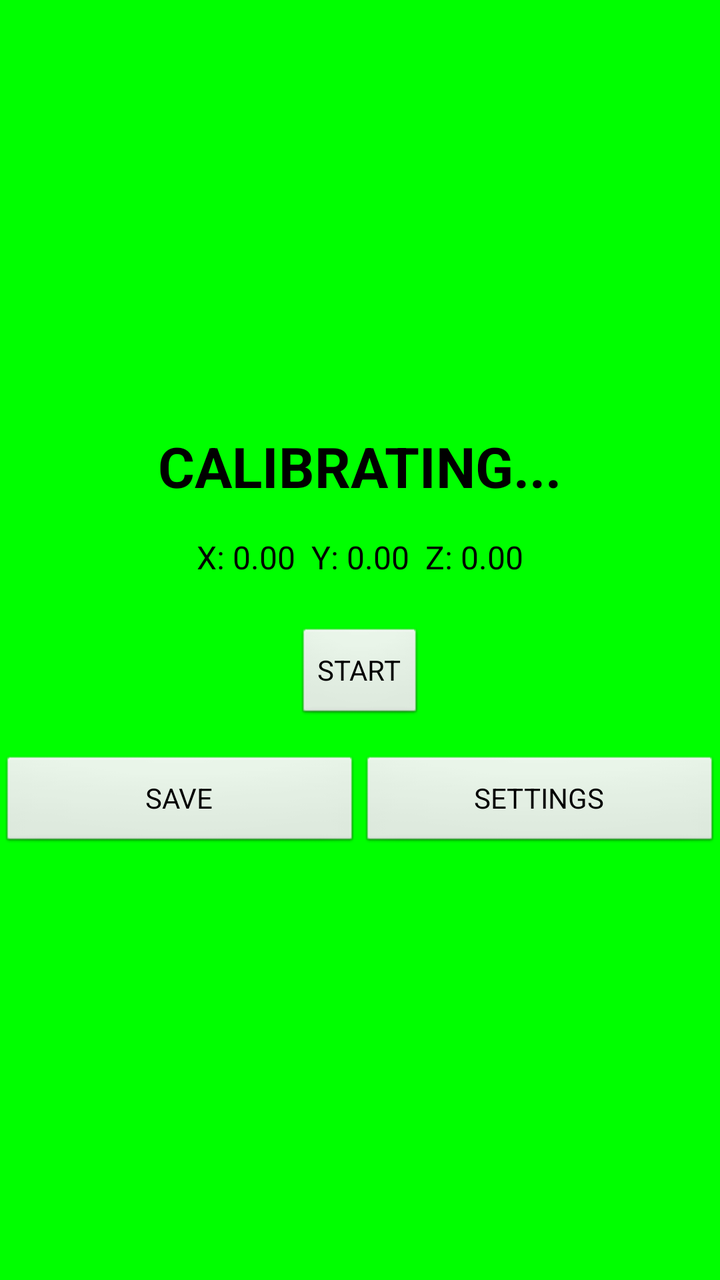
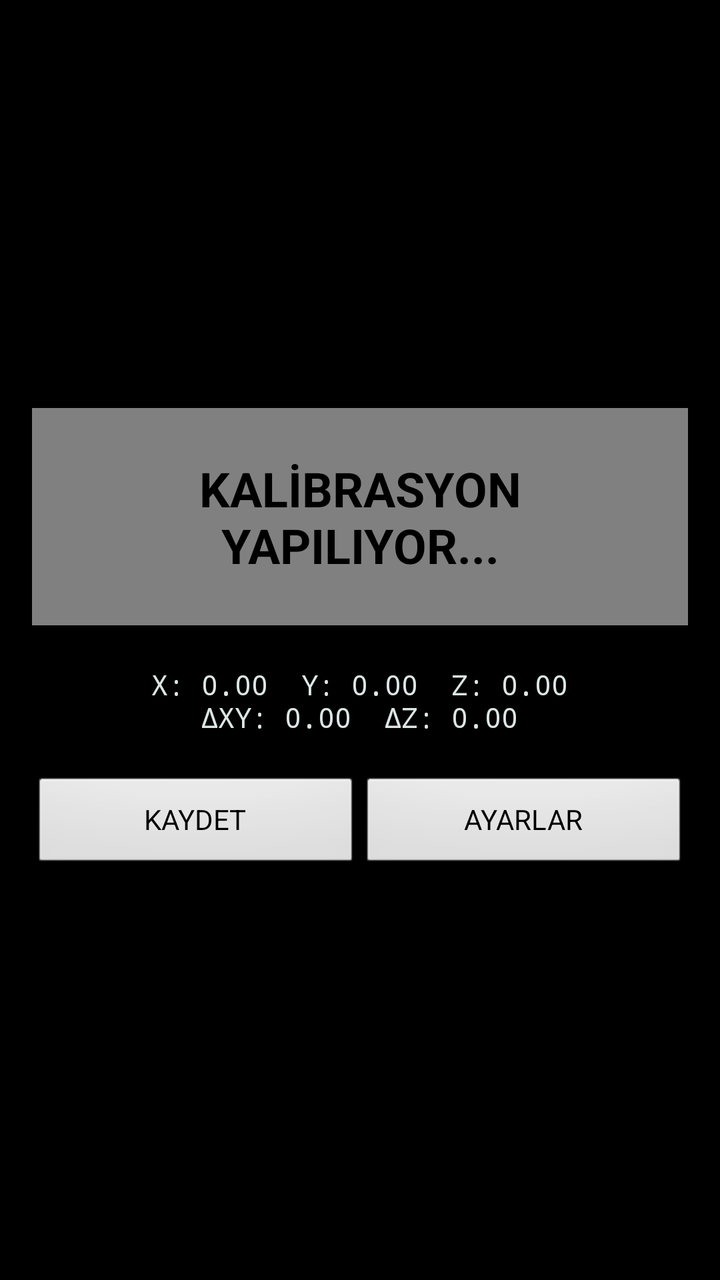

Before-and-after screenshots of an Android layout around one commit, followed by the original layout XML and the change that was made.
<!-- AndroidManifest.xml: application theme android:Theme.Black.NoTitleBar -->
<!-- res/layout/activity_main.xml -->
<?xml version="1.0" encoding="utf-8"?>
<LinearLayout xmlns:android="http://schemas.android.com/apk/res/android"
    android:id="@+id/mainLayout"
    android:layout_width="match_parent"
    android:layout_height="match_parent"
    android:orientation="vertical"
    android:gravity="center"
    android:background="#00FF00">

    <TextView
        android:id="@+id/tvStatus"
        android:layout_width="wrap_content"
        android:layout_height="wrap_content"
        android:text="CALIBRATING..."
        android:textColor="#000000"
        android:textSize="28sp"
        android:textStyle="bold"/>

    <TextView
        android:id="@+id/tvValues"
        android:layout_width="wrap_content"
        android:layout_height="wrap_content"
        android:text="X: 0.00  Y: 0.00  Z: 0.00"
        android:textColor="#000000"
        android:textSize="16sp"
        android:layout_marginTop="16dp"/>

    <Button
        android:id="@+id/btnStart"
        android:layout_width="wrap_content"
        android:layout_height="wrap_content"
        android:text="START"
        android:layout_marginTop="24dp"/>

    <LinearLayout
        android:layout_width="match_parent"
        android:layout_height="wrap_content"
        android:orientation="horizontal"
        android:layout_marginTop="16dp">

        <Button
            android:id="@+id/btnSave"
            android:layout_width="0dp"
            android:layout_height="wrap_content"
            android:layout_weight="1"
            android:text="SAVE"/>

        <Button
            android:id="@+id/btnSettings"
            android:layout_width="0dp"
            android:layout_height="wrap_content"
            android:layout_weight="1"
            android:text="SETTINGS"/>

    </LinearLayout>

</LinearLayout>
<!-- resources referenced by this layout -->
<resources>

</resources>

<!-- the commit's change to res/layout/activity_main.xml (unified diff, before → after) -->
@@ -1,56 +1,63 @@
 <?xml version="1.0" encoding="utf-8"?>
 <LinearLayout xmlns:android="http://schemas.android.com/apk/res/android"
-    android:id="@+id/mainLayout"
+    android:id="@+id/rootLayout"
     android:layout_width="match_parent"
     android:layout_height="match_parent"
     android:orientation="vertical"
     android:gravity="center"
-    android:background="#00FF00">
+    android:background="#05070707"
+    android:padding="16dp">
 
     <TextView
-        android:id="@+id/tvStatus"
+        android:id="@+id/alertBar"
+        android:layout_width="match_parent"
+        android:layout_height="wrap_content"
+        android:padding="24dp"
+        android:gravity="center"
+        android:text="KALİBRASYON YAPILIYOR..."
+        android:textColor="#000000"
+        android:textSize="24sp"
+        android:textStyle="bold"
+        android:background="#808080"/>
+
+    <TextView
+        android:id="@+id/sensorText"
         android:layout_width="wrap_content"
         android:layout_height="wrap_content"
-        android:text="CALIBRATING..."
-        android:textColor="#000000"
-        android:textSize="28sp"
-        android:textStyle="bold"/>
+        android:layout_marginTop="20dp"
+        android:text="X: 0.00  Y: 0.00  Z: 0.00\nΔXY: 0.00  ΔZ: 0.00"
+        android:textColor="#DCE7E5"
+        android:textSize="14sp"
+        android:fontFamily="monospace"
+        android:gravity="center"/>
 
-    <TextView
-        android:id="@+id/tvValues"
+    <Button
+        android:id="@+id/btnRecalibrate"
         android:layout_width="wrap_content"
         android:layout_height="wrap_content"
-        android:text="X: 0.00  Y: 0.00  Z: 0.00"
-        android:textColor="#000000"
-        android:textSize="16sp"
-        android:layout_marginTop="16dp"/>
-
-    <Button
-        android:id="@+id/btnStart"
-        android:layout_width="wrap_content"
-        android:layout_height="wrap_content"
-        android:text="START"
-        android:layout_marginTop="24dp"/>
+        android:layout_marginTop="24dp"
+        android:text="YENİDEN KALİBRE ET"
+        android:visibility="gone"/>
 
     <LinearLayout
         android:layout_width="match_parent"
         android:layout_height="wrap_content"
         android:orientation="horizontal"
-        android:layout_marginTop="16dp">
+        android:layout_marginTop="20dp">
 
         <Button
-            android:id="@+id/btnSave"
+            android:id="@+id/btnCapture"
             android:layout_width="0dp"
             android:layout_height="wrap_content"
             android:layout_weight="1"
-            android:text="SAVE"/>
+            android:text="KAYDET"/>
 
         <Button
             android:id="@+id/btnSettings"
             android:layout_width="0dp"
             android:layout_height="wrap_content"
             android:layout_weight="1"
-            android:text="SETTINGS"/>
+            android:text="AYARLAR"/>
 
     </LinearLayout>
 
